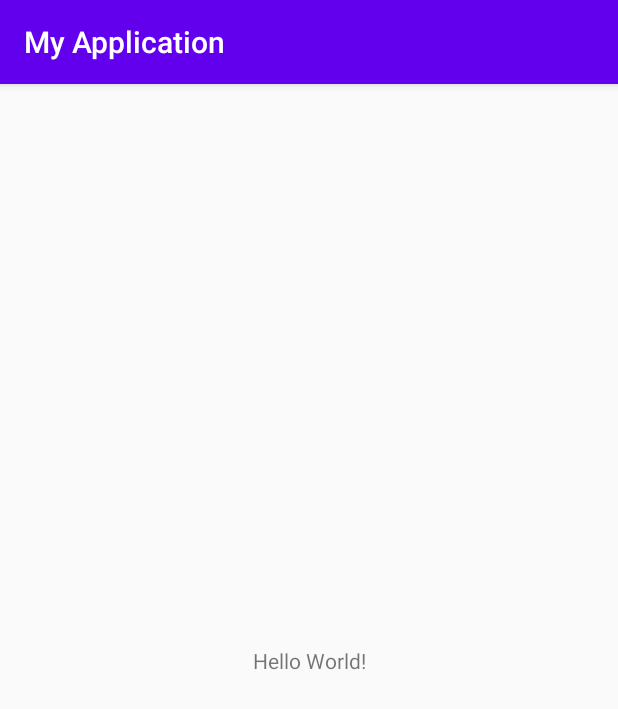
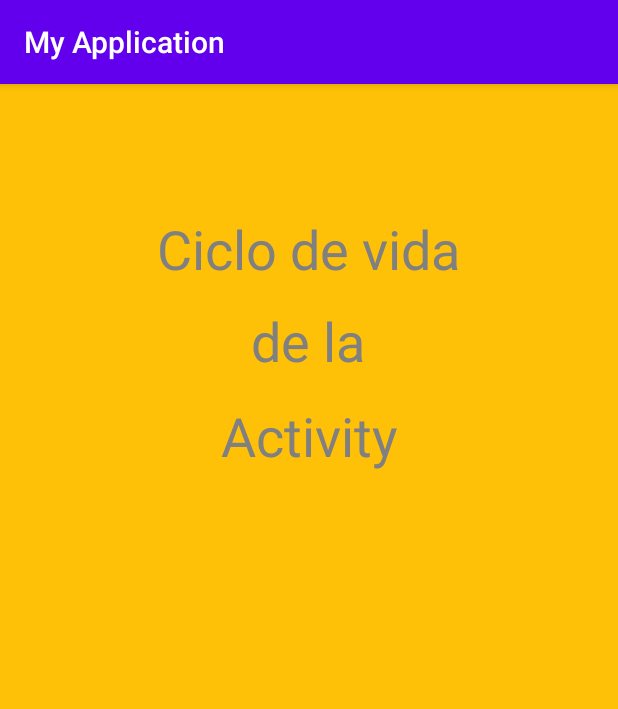
Before and after one commit to TurcoDev/proyectoAndroid, an Android app: the screen it shows after launch (MainActivity), on a phone screen of 412 x 824 dp. Shown: the top 709 px of the screen. Run offline under Robolectric (Android 15) with nearby library versions, the phone set to English and light mode, and no system bars.

Commit message:
Modificacion de la vista y los string para el ciclo de vida de activity

```diff
--- a/app/src/main/res/layout/activity_main.xml
+++ b/app/src/main/res/layout/activity_main.xml
@@ -4,15 +4,47 @@
     xmlns:tools="http://schemas.android.com/tools"
     android:layout_width="match_parent"
     android:layout_height="match_parent"
+    android:background="#FFC107"
     tools:context=".MainActivity">
 
     <TextView
         android:layout_width="wrap_content"
         android:layout_height="wrap_content"
-        android:text="@string/saludo"
+        android:text="@string/ciclo"
+        android:textColor="@android:color/tertiary_text_light"
+        android:textSize="36sp"
+        app:layout_constraintBottom_toBottomOf="parent"
+        app:layout_constraintHorizontal_bias="0.498"
+        app:layout_constraintLeft_toLeftOf="parent"
+        app:layout_constraintRight_toRightOf="parent"
+        app:layout_constraintTop_toTopOf="parent"
+        app:layout_constraintVertical_bias="0.119" />
+
+    <TextView
+        android:id="@+id/textView3"
+        android:layout_width="wrap_content"
+        android:layout_height="wrap_content"
+        android:text="@string/dela"
+        android:textColor="@android:color/tertiary_text_light"
+        android:textSize="36sp"
+        app:layout_constraintBottom_toBottomOf="parent"
+        app:layout_constraintHorizontal_bias="0.498"
+        app:layout_constraintLeft_toLeftOf="parent"
+        app:layout_constraintRight_toRightOf="parent"
+        app:layout_constraintTop_toTopOf="parent"
+        app:layout_constraintVertical_bias="0.204" />
+
+    <TextView
+        android:id="@+id/textView4"
+        android:layout_width="wrap_content"
+        android:layout_height="wrap_content"
+        android:text="@string/vidaActivity"
+        android:textColor="@android:color/tertiary_text_light"
+        android:textSize="36sp"
         app:layout_constraintBottom_toBottomOf="parent"
         app:layout_constraintLeft_toLeftOf="parent"
         app:layout_constraintRight_toRightOf="parent"
-        app:layout_constraintTop_toTopOf="parent" />
+        app:layout_constraintTop_toTopOf="parent"
+        app:layout_constraintVertical_bias="0.292" />
 
 </androidx.constraintlayout.widget.ConstraintLayout>
--- a/app/src/main/res/values/strings.xml
+++ b/app/src/main/res/values/strings.xml
@@ -1,4 +1,8 @@
 <resources>
     <string name="app_name">My Application</string>
     <string name="saludo">Hello World!</string>
+    <string name="ciclo">Ciclo de vida</string>
+    <string name="dela">de la </string>
+    <string name="vidaActivity">Activity</string>
+
 </resources>
```
